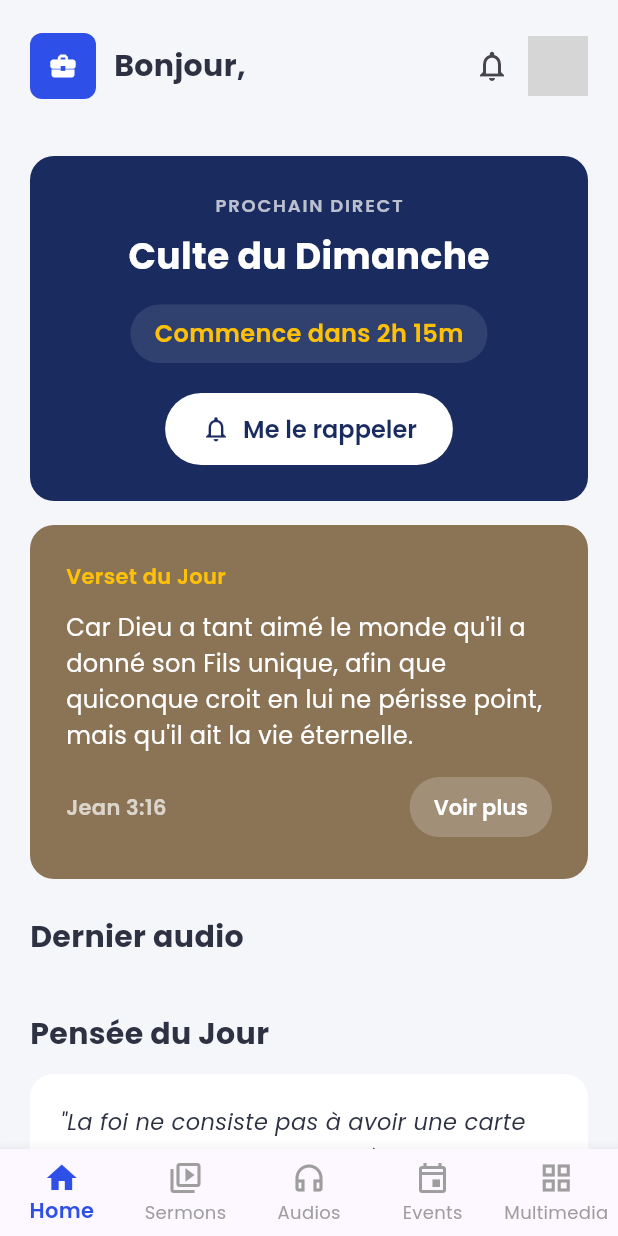
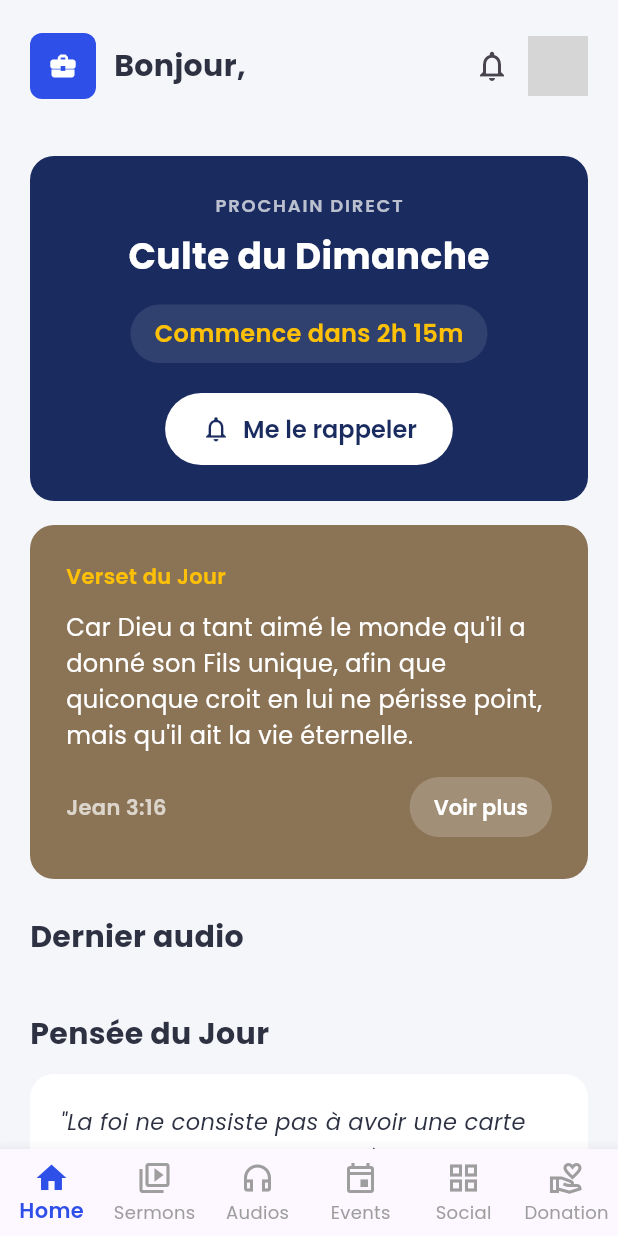
Before and after one commit to Thierno-dtd/jvjp_VoiceOfFaith_mobile, a Flutter app: the screen it shows once a user with an empty profile is signed in, on a phone screen of 412 x 824 dp. Run offline on Flutter 3.47's test engine with Material 3 defaults, Android fonts, the phone set to English and light mode, and no system bars; our stand-ins replace audioplayers, cached_network_image, cloud_firestore, dio, firebase_auth, firebase_core and 7 more; accounts and stored records are empty; network calls fail; grey boxes are pictures that could not be loaded.

Commit message:
ajout de la page de donnation dans le menu

```diff
--- a/lib/core/navigation/app_router.dart
+++ b/lib/core/navigation/app_router.dart
@@ -7,6 +7,7 @@ import '../../features/audios/presentation/pages/audios_list_page.dart';
 import '../../features/sermons/presentation/pages/sermons_page.dart';
 import '../../features/events/presentation/pages/events_page.dart';
 import '../../features/profile/presentation/pages/profile_page.dart';
+import '../../features/donations/presentation/pages/donation_page.dart';
 
 class AppRoutes {
   static const String splash = '/';
@@ -18,6 +19,7 @@ class AppRoutes {
   static const String sermons = '/sermons';
   static const String events = '/events';
   static const String profile = '/profile';
+  static const String donation = '/donations';
 }
 
 class AppRouter {
@@ -31,6 +33,7 @@ class AppRouter {
     AppRoutes.sermons: (context) => const SermonsPage(),
     AppRoutes.events: (context) => const EventsPage(),
     AppRoutes.profile: (context) => const ProfilePage(),
+    AppRoutes.donation: (context) => const DonationPage(),
   };
 
   /// Navigation vers une route en supprimant toutes les routes précédentes
--- a/lib/features/home/presentation/pages/home_page.dart
+++ b/lib/features/home/presentation/pages/home_page.dart
@@ -8,6 +8,7 @@ import '../../../sermons/presentation/pages/sermons_page.dart';
 import '../../../audios/presentation/pages/audios_list_page.dart';
 import '../../../events/presentation/pages/events_page.dart';
 import '../../../posts/presentation/pages/social_feed_page.dart';
+import '../../../donations/presentation/pages/donation_page.dart';
 import '../../../../core/navigation/app_router.dart';
 
 class HomePage extends ConsumerStatefulWidget {
@@ -26,6 +27,7 @@ class _HomePageState extends ConsumerState<HomePage> {
     const AudiosListPage(),
     const EventsPage(),
     const SocialFeedPage(),
+    const DonationPage(),
   ];
 
   @override
@@ -67,7 +69,12 @@ class _HomePageState extends ConsumerState<HomePage> {
           BottomNavigationBarItem(
             icon: Icon(Icons.grid_view_outlined),
             activeIcon: Icon(Icons.grid_view),
-            label: 'Multimedia',
+            label: 'Social',
+          ),
+          BottomNavigationBarItem(
+            icon: Icon(Icons.volunteer_activism_outlined),
+            activeIcon: Icon(Icons.volunteer_activism),
+            label: 'Donation',
           ),
         ],
       ),
```
